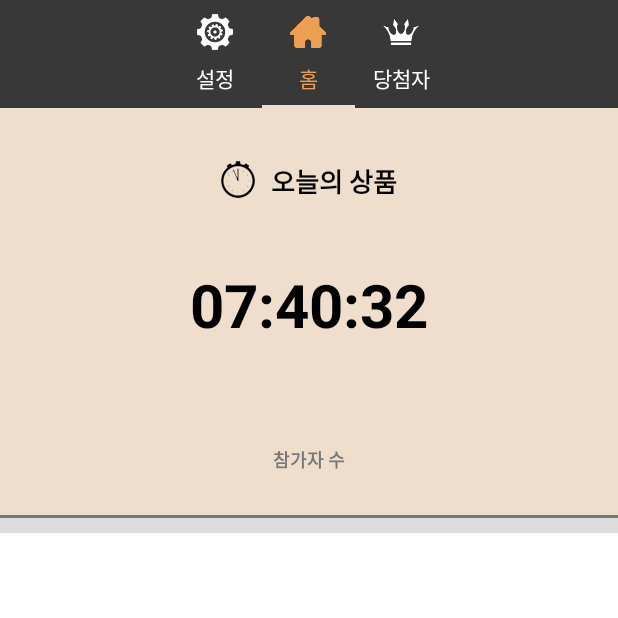
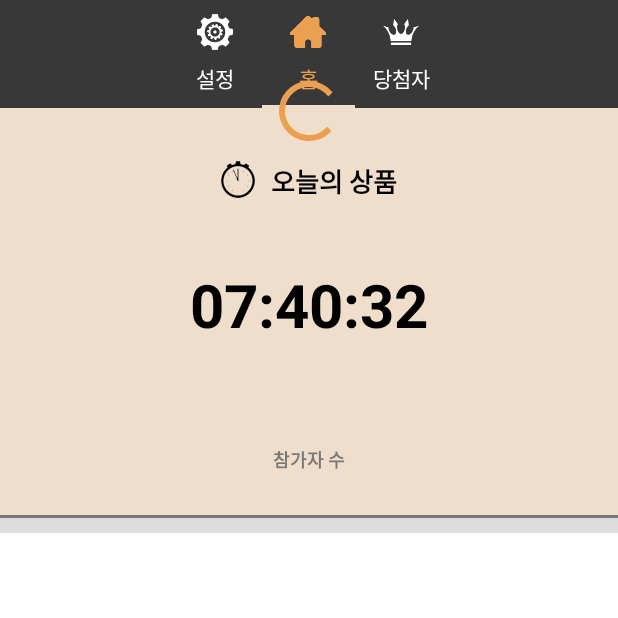
Before and after one commit to OnePercentDevelop/Android, an Android app: the MainActivity screen opened directly, with no data from a screen before it, on a phone screen of 412 x 824 dp, the top half of it. Run offline under Robolectric (Android 15) with nearby library versions, the phone set to English and light mode, and no system bars; our stand-ins replace CircleImageView; libraries missing offline, so code that uses them is left out: com.loopj.android, cz.msebera.android; 6 statements that could not run were skipped.

Commit message:
동기화시 progressbar, 설정 switch 추가 등...

```diff
--- a/1percent/app/src/main/java/com/onepercent/sumus/onepercent/FCM/FirebaseInstanceIDService.java
+++ b/1percent/app/src/main/java/com/onepercent/sumus/onepercent/FCM/FirebaseInstanceIDService.java
@@ -32,6 +32,7 @@ public class FirebaseInstanceIDService extends FirebaseInstanceIdService {
 
         MySharedPreference pref = new MySharedPreference(((SplashActivity)SplashActivity.mContext));
         pref.setPreferences("fcm","device",deviceToken);
+        pref.setPreferences("fcm","push","yes");
 
     }
 
--- a/1percent/app/src/main/java/com/onepercent/sumus/onepercent/Fragment/MainFragment.java
+++ b/1percent/app/src/main/java/com/onepercent/sumus/onepercent/Fragment/MainFragment.java
@@ -1,6 +1,7 @@
 package com.onepercent.sumus.onepercent.Fragment;
 
 import android.content.Context;
+import android.graphics.Typeface;
 import android.os.Bundle;
 import android.support.v4.app.Fragment;
 import android.util.Log;
@@ -138,6 +139,8 @@ public class MainFragment extends Fragment implements View.OnClickListener {
             Button exampleBtn = new Button(mContext);
             exampleBtn.setBackgroundColor(getResources().getColor(R.color.colorWhite));
             exampleBtn.setText((z) + ". " +pref.getPreferences("oneday","ex"+z));
+            exampleBtn.setTypeface(Typeface.create("sans-serif", Typeface.NORMAL));
+            exampleBtn.setTextSize(25/mContext.getResources().getDisplayMetrics().scaledDensity); // PX -> SP로 변환
             exampleBtn.setLayoutParams(layoutParams);
 
 
@@ -157,7 +160,6 @@ public class MainFragment extends Fragment implements View.OnClickListener {
     }
 
     void getMain_Server() {
-
         AsyncHttpClient client = new AsyncHttpClient();
         Log.d("SUN", "MainFragment # getMain_Server()");
         client.get("http://52.78.88.51:8080/OnePercentServer/main.do", new AsyncHttpResponseHandler() {
@@ -211,6 +213,8 @@ public class MainFragment extends Fragment implements View.OnClickListener {
                             Button exampleBtn = new Button(mContext);
                             exampleBtn.setBackgroundColor(getResources().getColor(R.color.colorWhite));
                             exampleBtn.setLayoutParams(layoutParams);
+                            exampleBtn.setTypeface(Typeface.create("sans-serif", Typeface.NORMAL));
+                            exampleBtn.setTextSize(25/mContext.getResources().getDisplayMetrics().scaledDensity); // PX -> SP로 변환
                             exampleBtn.setText((z) + ". " + ex);
 
                             pref.setPreferences("oneday","ex"+z, ex);
@@ -234,6 +238,8 @@ public class MainFragment extends Fragment implements View.OnClickListener {
                     e.printStackTrace();
                     Log.d("SUN", "e : " + e.toString());
                 }
+
+
             }
 
             @Override
@@ -250,6 +256,7 @@ public class MainFragment extends Fragment implements View.OnClickListener {
 
     void getVoteNumber_Server() {
 
+        ((MainActivity)MainActivity.mContext).progresscircle.setVisibility(View.VISIBLE);
         AsyncHttpClient client = new AsyncHttpClient();
         Log.d("SUN", "MainFragment # getVoteNumber_Server()");
         client.get("http://52.78.88.51:8080/OnePercentServer/votenumber.do", new AsyncHttpResponseHandler() {
@@ -278,6 +285,8 @@ public class MainFragment extends Fragment implements View.OnClickListener {
                     e.printStackTrace();
                     Log.d("SUN", "e : " + e.toString());
                 }
+
+                ((MainActivity)MainActivity.mContext).progresscircle.setVisibility(View.GONE);
             }
 
             @Override
--- a/1percent/app/src/main/java/com/onepercent/sumus/onepercent/Fragment/SettingFragment.java
+++ b/1percent/app/src/main/java/com/onepercent/sumus/onepercent/Fragment/SettingFragment.java
@@ -1,5 +1,6 @@
 package com.onepercent.sumus.onepercent.Fragment;
 
+import android.app.Activity;
 import android.content.Context;
 import android.content.Intent;
 import android.graphics.Bitmap;
@@ -12,8 +13,10 @@ import android.view.LayoutInflater;
 import android.view.View;
 import android.view.ViewGroup;
 import android.widget.Button;
+import android.widget.CompoundButton;
 import android.widget.ImageButton;
 import android.widget.ImageView;
+import android.widget.Switch;
 import android.widget.TextView;
 import android.widget.Toast;
 
@@ -38,15 +41,19 @@ public class SettingFragment extends Fragment implements View.OnClickListener {
     */
 
     Context mContext;
+    Activity mAcitivity;
     View views;
     Button setting_logoutBtn;
     ImageView setting_profileImg;
     TextView setting_nameTv;
+    Switch setting_pushSwc;
+
     @Override
     public View onCreateView(LayoutInflater inflater, ViewGroup container,
                              Bundle savedInstanceState) {
         views =  inflater.inflate(R.layout.fragment_setting, container, false);
         mContext = getContext();
+        mAcitivity = getActivity();
         InitWidget();
         getImage_Server();
         return views;
@@ -61,21 +68,43 @@ public class SettingFragment extends Fragment implements View.OnClickListener {
                 MySharedPreference pref = new MySharedPreference(getContext());
                 pref.removeAllPreferences("kakao");
                 pref.removeAllPreferences("oneday");
-                Toast.makeText(((SplashActivity)SplashActivity.mContext),"로그아웃",Toast.LENGTH_SHORT).show();
-                startActivity(new Intent(getActivity(), LoginActivity.class));
+                Toast.makeText(mAcitivity,"로그아웃",Toast.LENGTH_SHORT).show();
+                startActivity(new Intent(mAcitivity, LoginActivity.class));
                 getActivity().finish();
                 break;
         }
     }
 
-    void InitWidget(){
-        setting_logoutBtn = (Button)views.findViewById(R.id.setting_logoutBtn);
+    void InitWidget() {
+        setting_logoutBtn = (Button) views.findViewById(R.id.setting_logoutBtn);
         setting_logoutBtn.setOnClickListener(this);
 
-        setting_profileImg = (ImageView)views.findViewById(R.id.setting_profileImg);
+        setting_profileImg = (ImageView) views.findViewById(R.id.setting_profileImg);
         setting_nameTv = (TextView) views.findViewById(R.id.setting_nameTv);
+        setting_pushSwc = (Switch) views.findViewById(R.id.setting_pushSwc);
+
+        setting_pushSwc.setOnCheckedChangeListener(new CompoundButton.OnCheckedChangeListener() {
+            @Override
+            public void onCheckedChanged(CompoundButton buttonView, boolean isChecked) {
+
+                MySharedPreference pref = new MySharedPreference(mContext);
+
+                if (isChecked) {
+                    Toast.makeText(mContext, "알림 받음", Toast.LENGTH_SHORT).show();
+                    pref.setPreferences("fcm", "push", "yes");
+                } else {
+                    Toast.makeText(mContext, "알림 안받음", Toast.LENGTH_SHORT).show();
+                    pref.setPreferences("fcm", "push", "no");
+                }
+            }
+        });
+
+        MySharedPreference pref = new MySharedPreference(mContext);
+        if (pref.getPreferences("fcm", "push").equals("yes"))
+            setting_pushSwc.setChecked(true);
+        else
+            setting_pushSwc.setChecked(false);
     }
-
 
     /***************  image 가져오기  *********************/
 
--- a/1percent/app/src/main/java/com/onepercent/sumus/onepercent/MainActivity.java
+++ b/1percent/app/src/main/java/com/onepercent/sumus/onepercent/MainActivity.java
@@ -10,6 +10,7 @@ import android.os.Bundle;
 import android.support.design.widget.TabLayout;
 import android.util.Log;
 import android.view.WindowManager;
+import android.widget.ProgressBar;
 
 import java.text.SimpleDateFormat;
 
@@ -27,6 +28,8 @@ public class MainActivity extends AppCompatActivity {
     public ViewPager mViewPager;
     TabLayout tabLayout;
 
+   public ProgressBar progresscircle ;
+
     @Override
     protected void onCreate(Bundle savedInstanceState) {
         super.onCreate(savedInstanceState);
@@ -36,8 +39,13 @@ public class MainActivity extends AppCompatActivity {
         FragmentSetting();
         InitWidget();
 
+
     }
 
+    /*
+    public void onWindowFocusChanged(boolean hasFocus) {
+        Log.d("SUN", "TAB layout " + String.valueOf(tabLayout.getHeight()));
+    }*/
 
 
     // Fragment adapter
@@ -86,6 +94,8 @@ public class MainActivity extends AppCompatActivity {
     }
 
     void FragmentSetting() {
+
+        progresscircle = (ProgressBar) findViewById(R.id.progresscircle);
 
         mSectionsPagerAdapter = new SectionsPagerAdapter(getSupportFragmentManager());
         tabLayout = (TabLayout) findViewById(R.id.tabs);
--- a/1percent/app/src/main/java/com/onepercent/sumus/onepercent/Object/MySharedPreference.java
+++ b/1percent/app/src/main/java/com/onepercent/sumus/onepercent/Object/MySharedPreference.java
@@ -3,6 +3,7 @@ package com.onepercent.sumus.onepercent.Object;
 import android.app.Activity;
 import android.content.Context;
 import android.content.SharedPreferences;
+import android.util.Log;
 
 /**
  * Created by MINI on 2016-10-09.
@@ -43,6 +44,7 @@ public class MySharedPreference {
 
     // 값(ALL Data) 삭제하기
     public void removeAllPreferences(String preName){
+        Log.d("SUN","MySharedPreference # "+preName + " is removeAll");
         SharedPreferences pref = mContext.getSharedPreferences(preName, Activity.MODE_PRIVATE);
         SharedPreferences.Editor editor = pref.edit();
         editor.clear();
--- a/1percent/app/src/main/res/layout/main.xml
+++ b/1percent/app/src/main/res/layout/main.xml
@@ -2,25 +2,40 @@
 <LinearLayout xmlns:android="http://schemas.android.com/apk/res/android"
     xmlns:app="http://schemas.android.com/apk/res-auto"
     android:layout_width="match_parent"
-    android:orientation="vertical"
+    android:layout_height="match_parent"
     android:background="@color/colorPrimary"
+    android:orientation="vertical">
+
+    <RelativeLayout
+        android:layout_width="match_parent"
         android:layout_height="match_parent">
 
         <android.support.design.widget.TabLayout
             android:id="@+id/tabs"
-        android:visibility="visible"
             android:layout_width="match_parent"
             android:layout_height="wrap_content"
+            android:visibility="visible"
             app:tabGravity="center"
             app:tabTextColor="@color/colorWhite" />
 
 
         <android.support.v4.view.ViewPager
             android:id="@+id/container"
+            android:layout_below="@id/tabs"
             android:layout_width="match_parent"
             android:layout_height="match_parent"
-        app:layout_behavior="@string/appbar_scrolling_view_behavior"
-        android:layout_alignParentTop="true"
-        android:layout_alignParentStart="true" />
+            android:background="@color/colorLightGray"
+            app:layout_behavior="@string/appbar_scrolling_view_behavior" />
 
+        <ProgressBar
+            android:indeterminateTint="@color/colorPoint"
+            android:progressTint="@color/colorPoint"
+            android:layout_marginTop="50dp"
+            android:id="@+id/progresscircle"
+
+            android:visibility="gone"
+            android:layout_width="match_parent"
+            android:layout_height="wrap_content"
+            />
+    </RelativeLayout>
 </LinearLayout>
```
Also changed, not shown: 1percent/app/src/main/res/drawable/layout_radius.xml (added, +11 -0 lines), 1percent/app/src/main/res/layout/activity_kakao_signup.xml (+9 -0 lines), 1percent/app/src/main/res/layout/fragment_setting.xml (+15 -3 lines). Lines whose indentation alone changed are shown as unchanged.
